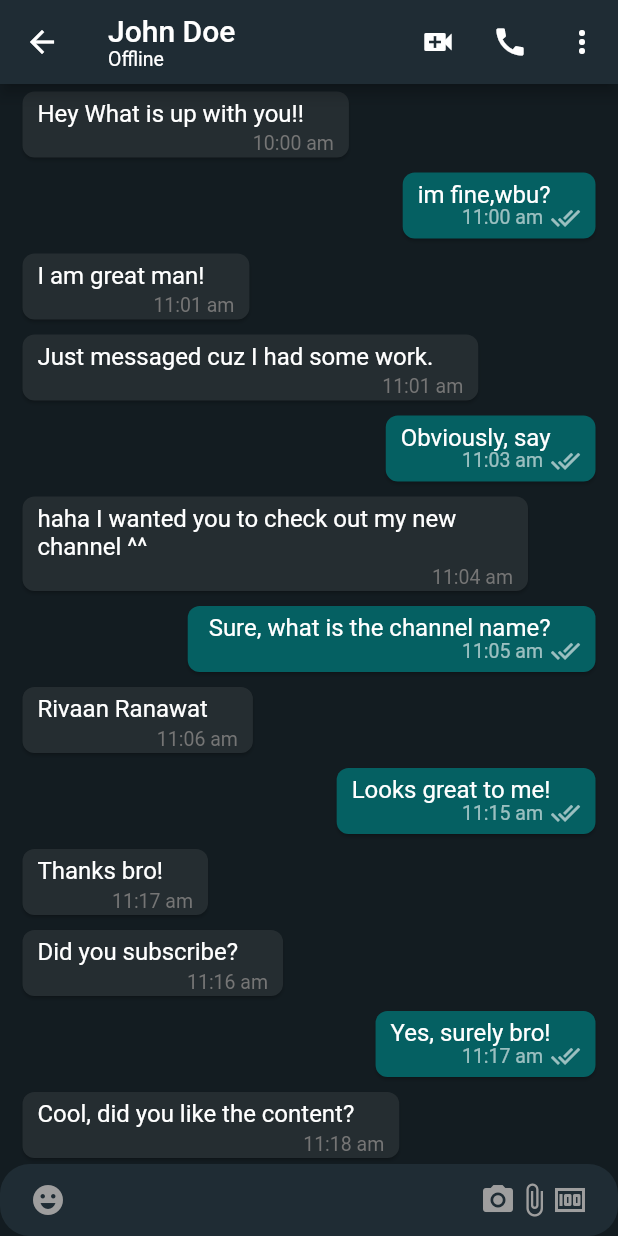
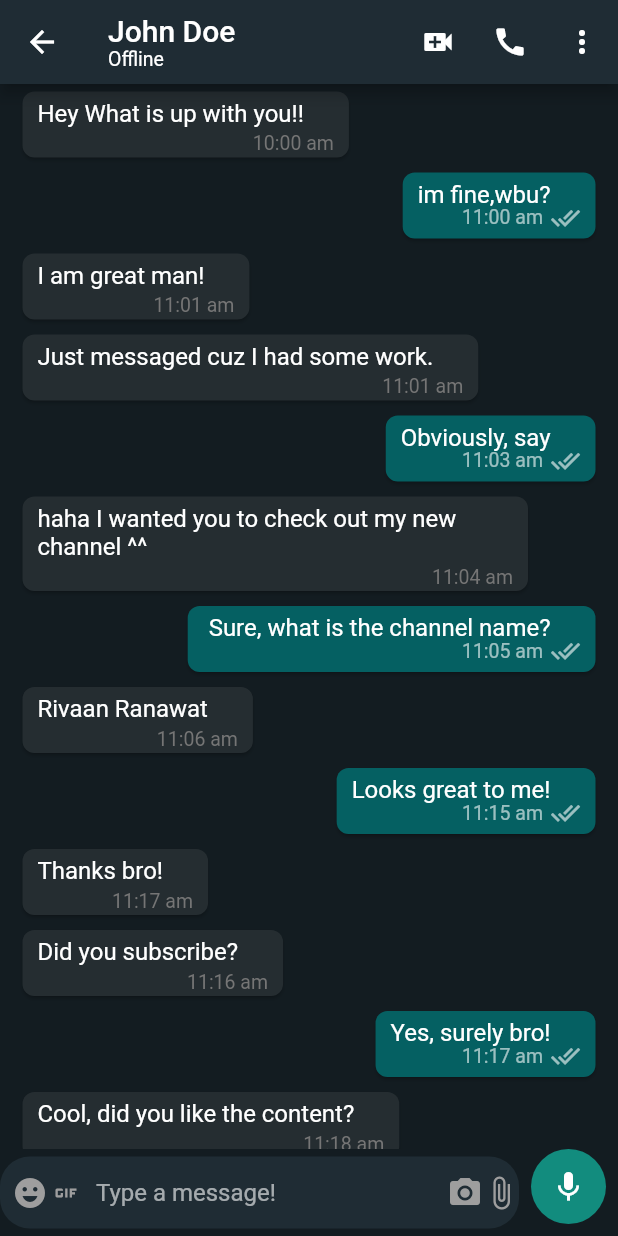
Before and after one commit to shahbajjamil/whtasapp, a Flutter app: the MobileChatScreen screen opened directly, on a phone screen of 412 x 824 dp. Run offline on Flutter 3.47's test engine with Material 2 defaults, Android fonts, the phone set to English and light mode, and no system bars; our stand-ins replace cloud_firestore, country_picker, firebase_auth, firebase_core, firebase_storage, flutter_contacts and 2 more; accounts and stored records are empty.

Commit message:
text message is sending

```diff
--- a/lib/screens/mobile_chat_screen.dart
+++ b/lib/features/chat/screen/mobile_chat_screen.dart
@@ -3,6 +3,7 @@ import 'package:flutter_riverpod/flutter_riverpod.dart';
 import 'package:whatsapp_ui/colors.dart';
 import 'package:whatsapp_ui/common/widgets/loader.dart';
 import 'package:whatsapp_ui/features/auth/controller/auth_controller.dart';
+import 'package:whatsapp_ui/features/chat/widgets/bottom_chat_field.dart';
 import 'package:whatsapp_ui/model/user_model.dart';
 import 'package:whatsapp_ui/widgets/chat_list.dart';
 
@@ -59,48 +60,7 @@ class MobileChatScreen extends ConsumerWidget {
           const Expanded(
             child: ChatList(),
           ),
-          TextField(
-            decoration: InputDecoration(
-              filled: true,
-              fillColor: mobileChatBoxColor,
-              prefixIcon: const Padding(
-                padding: EdgeInsets.symmetric(horizontal: 20.0),
-                child: Icon(
-                  Icons.emoji_emotions,
-                  color: Colors.grey,
-                ),
-              ),
-              suffixIcon: Padding(
-                padding: const EdgeInsets.symmetric(horizontal: 20.0),
-                child: Row(
-                  mainAxisAlignment: MainAxisAlignment.end,
-                  children: const [
-                    Icon(
-                      Icons.camera_alt,
-                      color: Colors.grey,
-                    ),
-                    Icon(
-                      Icons.attach_file,
-                      color: Colors.grey,
-                    ),
-                    Icon(
-                      Icons.money,
-                      color: Colors.grey,
-                    ),
-                  ],
-                ),
-              ),
-              hintText: 'Type a message!',
-              border: OutlineInputBorder(
-                borderRadius: BorderRadius.circular(20.0),
-                borderSide: const BorderSide(
-                  width: 0,
-                  style: BorderStyle.none,
-                ),
-              ),
-              contentPadding: const EdgeInsets.all(10),
-            ),
-          ),
+          BottomChatField(receiverUserId: uid),
         ],
       ),
     );
--- /dev/null
+++ b/lib/features/chat/widgets/bottom_chat_field.dart
@@ -0,0 +1,127 @@
+import 'package:flutter/material.dart';
+import 'package:flutter_riverpod/flutter_riverpod.dart';
+import 'package:whatsapp_ui/colors.dart';
+import 'package:whatsapp_ui/features/chat/controller/chat_controller.dart';
+
+class BottomChatField extends ConsumerStatefulWidget {
+  final String receiverUserId;
+  const BottomChatField({
+    Key? key,
+    required this.receiverUserId,
+  }) : super(key: key);
+
+  @override
+  ConsumerState<BottomChatField> createState() => _BottomChatFieldState();
+}
+
+class _BottomChatFieldState extends ConsumerState<BottomChatField> {
+  final TextEditingController _messageEditingController =
+      TextEditingController();
+  bool isShowSendButton = false;
+
+  void sendTextMessage() async {
+    if (isShowSendButton) {
+      ref.read(chatControllerProvider).sendTextMessage(context,
+          _messageEditingController.text.trim(), widget.receiverUserId);
+      _messageEditingController.clear();
+    }
+  }
+
+  @override
+  void dispose() {
+    _messageEditingController.dispose();
+    super.dispose();
+  }
+
+  @override
+  Widget build(BuildContext context) {
+    return Row(
+      children: [
+        Expanded(
+          child: TextFormField(
+            onChanged: (value) {
+              if (value.isNotEmpty) {
+                setState(() {
+                  isShowSendButton = true;
+                });
+              } else {
+                setState(() {
+                  isShowSendButton = false;
+                });
+              }
+            },
+            controller: _messageEditingController,
+            decoration: InputDecoration(
+              filled: true,
+              fillColor: mobileChatBoxColor,
+              prefixIcon: Padding(
+                padding: const EdgeInsets.all(8.0),
+                child: Row(
+                  mainAxisSize: MainAxisSize.min,
+                  children: [
+                    InkWell(
+                      onTap: () {},
+                      child: Icon(
+                        Icons.emoji_emotions,
+                        color: Colors.grey,
+                      ),
+                    ),
+                    InkWell(
+                      onTap: () {},
+                      child: Icon(
+                        Icons.gif,
+                        color: Colors.grey,
+                      ),
+                    ),
+                  ],
+                ),
+              ),
+              suffixIcon: Row(
+                mainAxisSize: MainAxisSize.min,
+                children: [
+                  InkWell(
+                    onTap: () {},
+                    child: Icon(
+                      Icons.camera_alt,
+                      color: Colors.grey,
+                    ),
+                  ),
+                  InkWell(
+                    onTap: () {},
+                    child: Icon(
+                      Icons.attach_file,
+                      color: Colors.grey,
+                    ),
+                  ),
+                ],
+              ),
+              hintText: 'Type a message!',
+              border: OutlineInputBorder(
+                borderRadius: BorderRadius.circular(20.0),
+                borderSide: const BorderSide(
+                  width: 0,
+                  style: BorderStyle.none,
+                ),
+              ),
+              contentPadding: const EdgeInsets.all(10),
+            ),
+          ),
+        ),
+        Padding(
+          padding: const EdgeInsets.fromLTRB(8, 0, 8, 8),
+          child: GestureDetector(
+            onTap: sendTextMessage,
+            child: CircleAvatar(
+              backgroundColor: Color(0xff128C7E),
+              radius: 25,
+              child: Icon(
+                isShowSendButton ? Icons.send : Icons.mic,
+                color: Colors.white,
+              ),
+            ),
+          ),
+        )
+      ],
+    );
+  }
+}
--- a/lib/features/select_contact/repository/select_contact_repository.dart
+++ b/lib/features/select_contact/repository/select_contact_repository.dart
@@ -4,7 +4,7 @@ import 'package:flutter_contacts/flutter_contacts.dart';
 import 'package:flutter_riverpod/flutter_riverpod.dart';
 import 'package:whatsapp_ui/common/utils/utils.dart';
 import 'package:whatsapp_ui/model/user_model.dart';
-import 'package:whatsapp_ui/screens/mobile_chat_screen.dart';
+import 'package:whatsapp_ui/features/chat/screen/mobile_chat_screen.dart';
 
 final selectContactRepositoryProvider = Provider(
   (ref) => SelectContactRepository(
--- a/lib/routes.dart
+++ b/lib/routes.dart
@@ -3,7 +3,7 @@ import 'package:whatsapp_ui/features/auth/screen/loging_screen.dart';
 import 'package:whatsapp_ui/features/auth/screen/otp_screen.dart';
 import 'package:whatsapp_ui/features/auth/screen/user_information_screen.dart';
 import 'package:whatsapp_ui/features/select_contact/screen/select_contact_screen.dart';
-import 'package:whatsapp_ui/screens/mobile_chat_screen.dart';
+import 'package:whatsapp_ui/features/chat/screen/mobile_chat_screen.dart';
 
 import 'common/widgets/error.dart';
 
--- a/lib/widgets/contacts_list.dart
+++ b/lib/widgets/contacts_list.dart
@@ -1,7 +1,7 @@
 import 'package:flutter/material.dart';
 import 'package:whatsapp_ui/colors.dart';
 import 'package:whatsapp_ui/info.dart';
-import 'package:whatsapp_ui/screens/mobile_chat_screen.dart';
+import 'package:whatsapp_ui/features/chat/screen/mobile_chat_screen.dart';
 
 class ContactsList extends StatelessWidget {
   const ContactsList({Key? key}) : super(key: key);
--- a/pubspec.yaml
+++ b/pubspec.yaml
@@ -18,7 +18,7 @@ publish_to: 'none' # Remove this line if you wish to publish to pub.dev
 version: 1.0.0+1
 
 environment:
-  sdk: ">=2.12.0 <3.0.0"
+  sdk: ">=2.17.0 <3.0.0"
 
 # Dependencies specify other packages that your package needs in order to work.
 # To automatically upgrade your package dependencies to the latest versions
@@ -38,6 +38,7 @@ dependencies:
   flutter_riverpod: ^2.0.0-dev.9
   flutter_contacts: ^1.1.5
   image_picker: ^0.8.5+3
+  uuid: ^3.0.6
 
 dev_dependencies:
   flutter_lints: ^1.0.0
```
Also changed, not shown: lib/common/emuns/message_enum.dart (added, +32 -0 lines), lib/features/chat/controller/chat_controller.dart (added, +36 -0 lines), lib/features/chat/repository/chat_repository.dart (added, +138 -0 lines), lib/model/chat_contact.dart (added, +37 -0 lines), lib/model/message.dart (added, +47 -0 lines), pubspec.lock.
